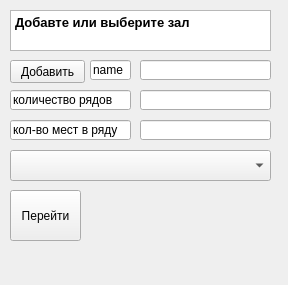
Before: the Qt Designer form cinema.ui in AnastasiaPotapova/Cinematic, drawn with Qt 5.
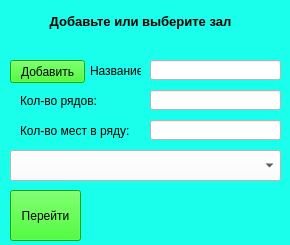
After: the same form once the commit is applied.

Diff of the .ui file:
```diff
--- a/cinema.ui
+++ b/cinema.ui
@@ -6,12 +6,27 @@
    <rect>
     <x>0</x>
     <y>0</y>
-    <width>288</width>
-    <height>285</height>
+    <width>290</width>
+    <height>245</height>
    </rect>
   </property>
+  <property name="minimumSize">
+   <size>
+    <width>0</width>
+    <height>0</height>
+   </size>
+  </property>
+  <property name="maximumSize">
+   <size>
+    <width>290</width>
+    <height>245</height>
+   </size>
+  </property>
   <property name="windowTitle">
-   <string>Form</string>
+   <string>CinemaWindow</string>
+  </property>
+  <property name="styleSheet">
+   <string notr="true">background-color: rgb(26, 255, 236);</string>
   </property>
   <widget class="QPushButton" name="btnadd_room">
    <property name="geometry">
@@ -22,81 +37,54 @@
      <height>23</height>
     </rect>
    </property>
+   <property name="styleSheet">
+    <string notr="true">background-color: rgb(24, 241, 0);</string>
+   </property>
    <property name="text">
     <string>Добавить</string>
    </property>
   </widget>
-  <widget class="QLineEdit" name="name_cinema_5">
-   <property name="geometry">
-    <rect>
-     <x>90</x>
-     <y>60</y>
-     <width>41</width>
-     <height>20</height>
-    </rect>
-   </property>
-   <property name="text">
-    <string>name</string>
-   </property>
-  </widget>
   <widget class="QLineEdit" name="name_room">
    <property name="geometry">
     <rect>
-     <x>140</x>
+     <x>150</x>
      <y>60</y>
      <width>131</width>
      <height>20</height>
     </rect>
    </property>
-  </widget>
-  <widget class="QLineEdit" name="name_cinema_6">
-   <property name="geometry">
-    <rect>
-     <x>10</x>
-     <y>90</y>
-     <width>121</width>
-     <height>20</height>
-    </rect>
-   </property>
-   <property name="text">
-    <string>количество рядов</string>
+   <property name="styleSheet">
+    <string notr="true">background-color: rgb(255, 255, 255);</string>
    </property>
   </widget>
   <widget class="QLineEdit" name="x_input">
    <property name="geometry">
     <rect>
-     <x>140</x>
+     <x>150</x>
      <y>90</y>
      <width>131</width>
      <height>20</height>
     </rect>
    </property>
+   <property name="styleSheet">
+    <string notr="true">background-color: rgb(255, 255, 255);</string>
+   </property>
    <property name="text">
     <string/>
    </property>
   </widget>
-  <widget class="QLineEdit" name="name_cinema_7">
-   <property name="geometry">
-    <rect>
-     <x>10</x>
-     <y>120</y>
-     <width>121</width>
-     <height>20</height>
-    </rect>
-   </property>
-   <property name="text">
-    <string>кол-во мест в ряду</string>
-   </property>
-  </widget>
   <widget class="QLineEdit" name="y_input">
    <property name="geometry">
     <rect>
-     <x>140</x>
+     <x>150</x>
      <y>120</y>
      <width>131</width>
      <height>20</height>
     </rect>
    </property>
+   <property name="styleSheet">
+    <string notr="true">background-color: rgb(255, 255, 255);</string>
+   </property>
    <property name="text">
     <string/>
    </property>
@@ -106,10 +94,13 @@
     <rect>
      <x>10</x>
      <y>150</y>
-     <width>261</width>
+     <width>271</width>
      <height>31</height>
     </rect>
    </property>
+   <property name="styleSheet">
+    <string notr="true">background-color: rgb(255, 255, 255);</string>
+   </property>
   </widget>
   <widget class="QPushButton" name="go_over_2">
    <property name="geometry">
@@ -120,6 +111,9 @@
      <height>51</height>
     </rect>
    </property>
+   <property name="styleSheet">
+    <string notr="true">background-color: rgb(24, 241, 0);</string>
+   </property>
    <property name="text">
     <string>Перейти</string>
    </property>
@@ -130,15 +124,60 @@
      <x>10</x>
      <y>10</y>
      <width>261</width>
-     <height>41</height>
+     <height>31</height>
     </rect>
    </property>
+   <property name="styleSheet">
+    <string notr="true">background-color: transparent;</string>
+   </property>
+   <property name="frameShape">
+    <enum>QFrame::NoFrame</enum>
+   </property>
    <property name="html">
     <string>&lt;!DOCTYPE HTML PUBLIC &quot;-//W3C//DTD HTML 4.0//EN&quot; &quot;http://www.w3.org/TR/REC-html40/strict.dtd&quot;&gt;
 &lt;html&gt;&lt;head&gt;&lt;meta name=&quot;qrichtext&quot; content=&quot;1&quot; /&gt;&lt;style type=&quot;text/css&quot;&gt;
 p, li { white-space: pre-wrap; }
 &lt;/style&gt;&lt;/head&gt;&lt;body style=&quot; font-family:'MS Shell Dlg 2'; font-size:8.25pt; font-weight:400; font-style:normal;&quot;&gt;
-&lt;p style=&quot; margin-top:0px; margin-bottom:0px; margin-left:0px; margin-right:0px; -qt-block-indent:0; text-indent:0px;&quot;&gt;&lt;span style=&quot; font-size:10pt; font-weight:600;&quot;&gt;Добавте или выберите зал&lt;/span&gt;&lt;/p&gt;&lt;/body&gt;&lt;/html&gt;</string>
+&lt;p align=&quot;center&quot; style=&quot; margin-top:0px; margin-bottom:0px; margin-left:0px; margin-right:0px; -qt-block-indent:0; text-indent:0px;&quot;&gt;&lt;span style=&quot; font-size:10pt; font-weight:600;&quot;&gt;Добавьте или выберите зал&lt;/span&gt;&lt;/p&gt;&lt;/body&gt;&lt;/html&gt;</string>
+   </property>
+  </widget>
+  <widget class="QLabel" name="name_room_wr">
+   <property name="geometry">
+    <rect>
+     <x>90</x>
+     <y>60</y>
+     <width>51</width>
+     <height>21</height>
+    </rect>
+   </property>
+   <property name="text">
+    <string>Название:</string>
+   </property>
+  </widget>
+  <widget class="QLabel" name="label1">
+   <property name="geometry">
+    <rect>
+     <x>20</x>
+     <y>90</y>
+     <width>91</width>
+     <height>21</height>
+    </rect>
+   </property>
+   <property name="text">
+    <string>Кол-во рядов:</string>
+   </property>
+  </widget>
+  <widget class="QLabel" name="label2">
+   <property name="geometry">
+    <rect>
+     <x>20</x>
+     <y>120</y>
+     <width>121</width>
+     <height>21</height>
+    </rect>
+   </property>
+   <property name="text">
+    <string>Кол-во мест в ряду:</string>
    </property>
   </widget>
  </widget>
```
